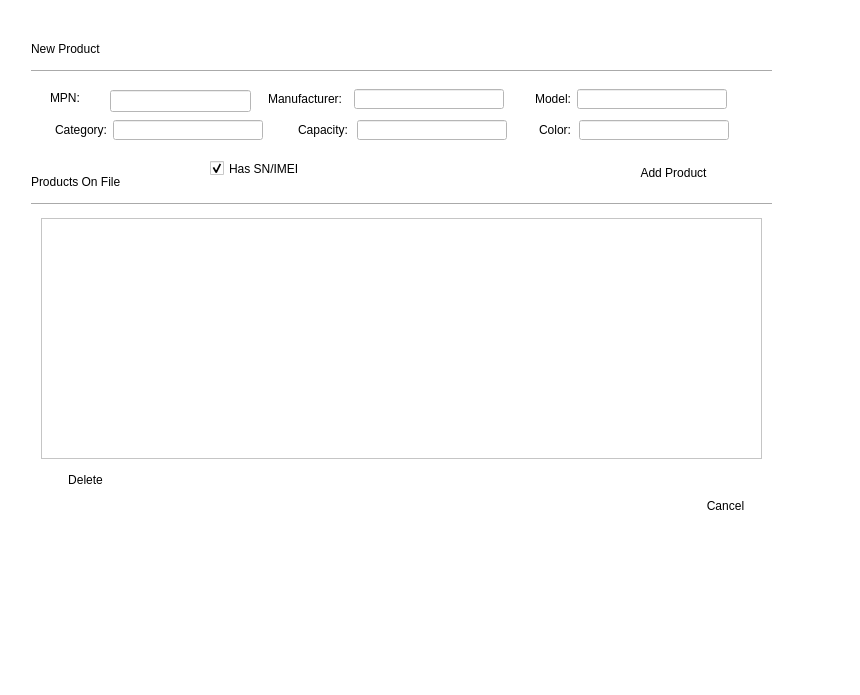
Old version of the form uis/product_form.ui in the repository andrei219/euromedia.
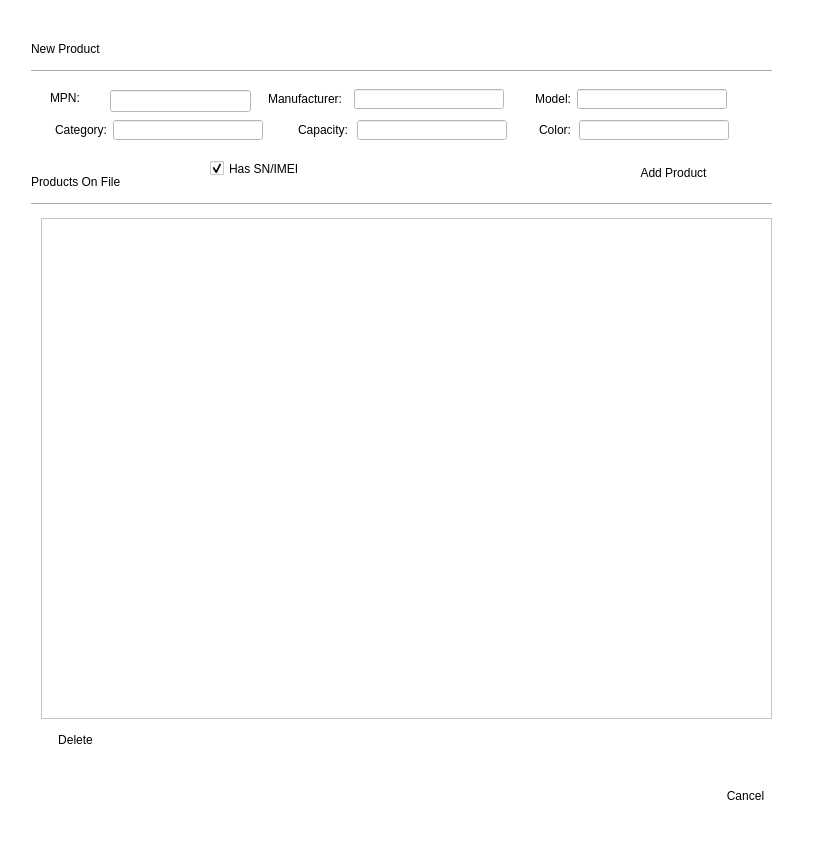
New version of the form. Icons and pictures are not drawn.

Commit message: product form changed

Diff of the .ui file:
```diff
--- a/uis/product_form.ui
+++ b/uis/product_form.ui
@@ -6,8 +6,8 @@
    <rect>
     <x>0</x>
     <y>0</y>
-    <width>860</width>
-    <height>695</height>
+    <width>838</width>
+    <height>846</height>
    </rect>
   </property>
   <property name="windowTitle">
@@ -79,22 +79,10 @@
     <rect>
      <x>41</x>
      <y>218</y>
-     <width>721</width>
-     <height>241</height>
+     <width>731</width>
+     <height>501</height>
     </rect>
    </property>
-   <property name="minimumSize">
-    <size>
-     <width>721</width>
-     <height>241</height>
-    </size>
-   </property>
-   <property name="maximumSize">
-    <size>
-     <width>721</width>
-     <height>241</height>
-    </size>
-   </property>
   </widget>
   <widget class="QLabel" name="label_7">
    <property name="geometry">
@@ -149,8 +137,8 @@
   <widget class="QToolButton" name="delete_tool_button">
    <property name="geometry">
     <rect>
-     <x>50</x>
-     <y>470</y>
+     <x>40</x>
+     <y>730</y>
      <width>71</width>
      <height>19</height>
     </rect>
@@ -187,8 +175,8 @@
   <widget class="QToolButton" name="cancel_tool_button">
    <property name="geometry">
     <rect>
-     <x>690</x>
-     <y>480</y>
+     <x>710</x>
+     <y>770</y>
      <width>71</width>
      <height>51</height>
     </rect>
```
The commit also changes 2 other files.
